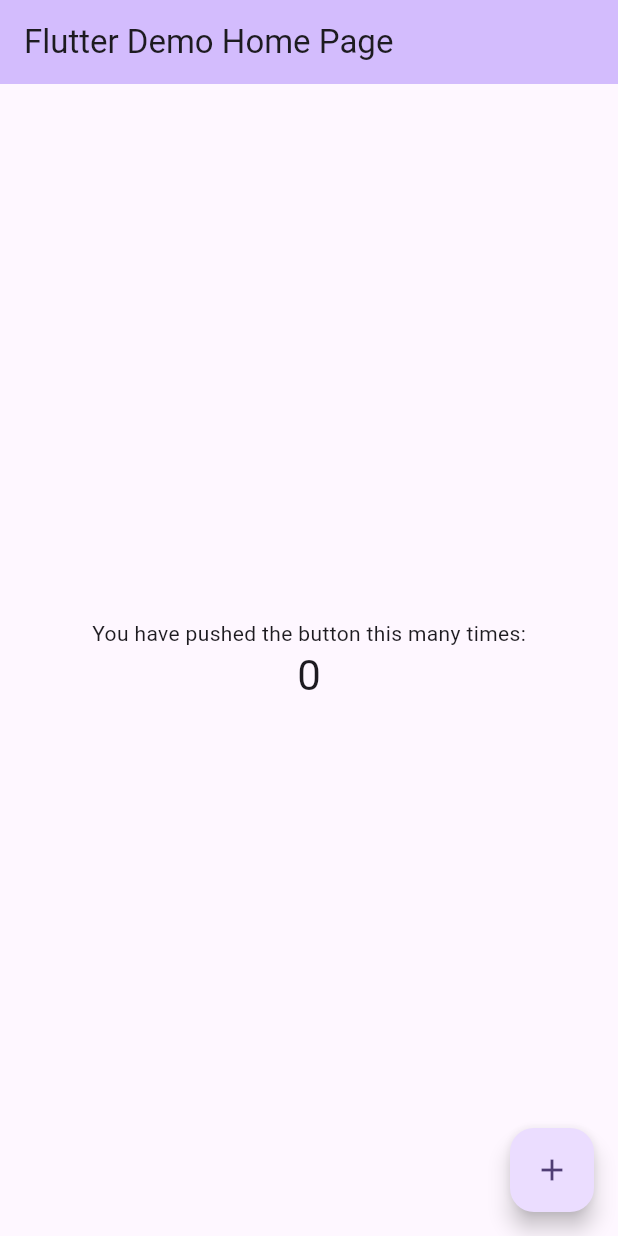
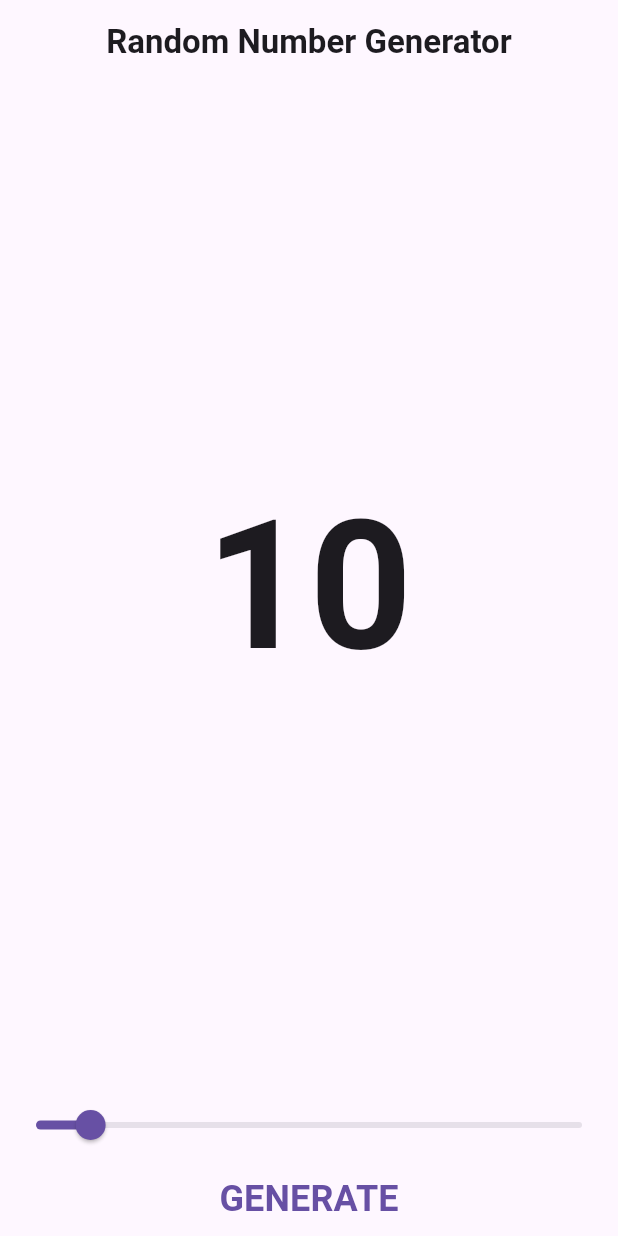
Before and after one commit to joaquingalang/flutter-random-number-generator, a Flutter app: the screen it shows after launch, on a phone screen of 412 x 824 dp. Run offline on Flutter 3.47's test engine with Material 3 defaults, Android fonts, the phone set to English and light mode, and no system bars.

Commit message:
added functionality

```diff
--- a/lib/main.dart
+++ b/lib/main.dart
@@ -1,125 +1,98 @@
+import 'dart:math';
 import 'package:flutter/material.dart';
 
 void main() {
-  runApp(const MyApp());
+  runApp(
+    MaterialApp(
+      home: HomePage(),
+      theme: ThemeData(
+        sliderTheme: SliderThemeData(
+          showValueIndicator: ShowValueIndicator.always,
+        ),
+      ),
+      debugShowCheckedModeBanner: false,
+    ),
+  );
 }
 
-class MyApp extends StatelessWidget {
-  const MyApp({super.key});
+class HomePage extends StatefulWidget {
+  const HomePage({super.key});
 
-  // This widget is the root of your application.
   @override
-  Widget build(BuildContext context) {
-    return MaterialApp(
-      title: 'Flutter Demo',
-      theme: ThemeData(
-        // This is the theme of your application.
-        //
-        // TRY THIS: Try running your application with "flutter run". You'll see
-        // the application has a purple toolbar. Then, without quitting the app,
-        // try changing the seedColor in the colorScheme below to Colors.green
-        // and then invoke "hot reload" (save your changes or press the "hot
-        // reload" button in a Flutter-supported IDE, or press "r" if you used
-        // the command line to start the app).
-        //
-        // Notice that the counter didn't reset back to zero; the application
-        // state is not lost during the reload. To reset the state, use hot
-        // restart instead.
-        //
-        // This works for code too, not just values: Most code changes can be
-        // tested with just a hot reload.
-        colorScheme: ColorScheme.fromSeed(seedColor: Colors.deepPurple),
-        useMaterial3: true,
-      ),
-      home: const MyHomePage(title: 'Flutter Demo Home Page'),
-    );
-  }
+  State<HomePage> createState() => _HomePageState();
 }
 
-class MyHomePage extends StatefulWidget {
-  const MyHomePage({super.key, required this.title});
+class _HomePageState extends State<HomePage> {
+  int randomNumber = 10;
+  double numberRange = 10;
 
-  // This widget is the home page of your application. It is stateful, meaning
-  // that it has a State object (defined below) that contains fields that affect
-  // how it looks.
-
-  // This class is the configuration for the state. It holds the values (in this
-  // case the title) provided by the parent (in this case the App widget) and
-  // used by the build method of the State. Fields in a Widget subclass are
-  // always marked "final".
-
-  final String title;
-
-  @override
-  State<MyHomePage> createState() => _MyHomePageState();
-}
-
-class _MyHomePageState extends State<MyHomePage> {
-  int _counter = 0;
-
-  void _incrementCounter() {
-    setState(() {
-      // This call to setState tells the Flutter framework that something has
-      // changed in this State, which causes it to rerun the build method below
-      // so that the display can reflect the updated values. If we changed
-      // _counter without calling setState(), then the build method would not be
-      // called again, and so nothing would appear to happen.
-      _counter++;
-    });
-  }
+  Random random = Random();
 
   @override
   Widget build(BuildContext context) {
-    // This method is rerun every time setState is called, for instance as done
-    // by the _incrementCounter method above.
-    //
-    // The Flutter framework has been optimized to make rerunning build methods
-    // fast, so that you can just rebuild anything that needs updating rather
-    // than having to individually change instances of widgets.
     return Scaffold(
       appBar: AppBar(
-        // TRY THIS: Try changing the color here to a specific color (to
-        // Colors.amber, perhaps?) and trigger a hot reload to see the AppBar
-        // change color while the other colors stay the same.
-        backgroundColor: Theme.of(context).colorScheme.inversePrimary,
-        // Here we take the value from the MyHomePage object that was created by
-        // the App.build method, and use it to set our appbar title.
-        title: Text(widget.title),
+        title: Text(
+          'Random Number Generator',
+          style: TextStyle(
+            fontWeight: FontWeight.bold,
+          ),
+        ),
+        centerTitle: true,
       ),
-      body: Center(
-        // Center is a layout widget. It takes a single child and positions it
-        // in the middle of the parent.
+      body: SafeArea(
         child: Column(
-          // Column is also a layout widget. It takes a list of children and
-          // arranges them vertically. By default, it sizes itself to fit its
-          // children horizontally, and tries to be as tall as its parent.
-          //
-          // Column has various properties to control how it sizes itself and
-          // how it positions its children. Here we use mainAxisAlignment to
-          // center the children vertically; the main axis here is the vertical
-          // axis because Columns are vertical (the cross axis would be
-          // horizontal).
-          //
-          // TRY THIS: Invoke "debug painting" (choose the "Toggle Debug Paint"
-          // action in the IDE, or press "p" in the console), to see the
-          // wireframe for each widget.
-          mainAxisAlignment: MainAxisAlignment.center,
-          children: <Widget>[
-            const Text(
-              'You have pushed the button this many times:',
+          mainAxisAlignment: MainAxisAlignment.spaceBetween,
+          children: [
+            const SizedBox(),
+            Text(
+              '$randomNumber',
+              style: TextStyle(
+                fontSize: 120,
+                fontWeight: FontWeight.bold,
+              ),
             ),
-            Text(
-              '$_counter',
-              style: Theme.of(context).textTheme.headlineMedium,
+            Column(
+              children: [
+                SliderTheme(
+                  data: SliderTheme.of(context).copyWith(
+                    valueIndicatorTextStyle: TextStyle(
+                      fontSize: 24,
+                      fontWeight: FontWeight.bold,
+                    ),
+                  ),
+                  child: Slider(
+                    value: numberRange,
+                    max: 100,
+                    label: numberRange.round().toString(),
+                    onChanged: (value) {
+                      setState(() {
+                        numberRange = value;
+                      });
+                    },
+                  ),
+                ),
+                TextButton(
+                  onPressed: () {
+                    setState(() {
+                      print('Number Range: $numberRange');
+                      randomNumber = random.nextInt(numberRange.round()) + 1;
+                      print('Random Number: $randomNumber');
+                    });
+                  },
+                  child: Text(
+                    'GENERATE',
+                    style: TextStyle(
+                      fontSize: 24,
+                      fontWeight: FontWeight.bold,
+                    ),
+                  ),
+                ),
+              ],
             ),
           ],
         ),
       ),
-      floatingActionButton: FloatingActionButton(
-        onPressed: _incrementCounter,
-        tooltip: 'Increment',
-        child: const Icon(Icons.add),
-      ), // This trailing comma makes auto-formatting nicer for build methods.
     );
   }
 }
```
Also changed, not shown: 1 other file.
